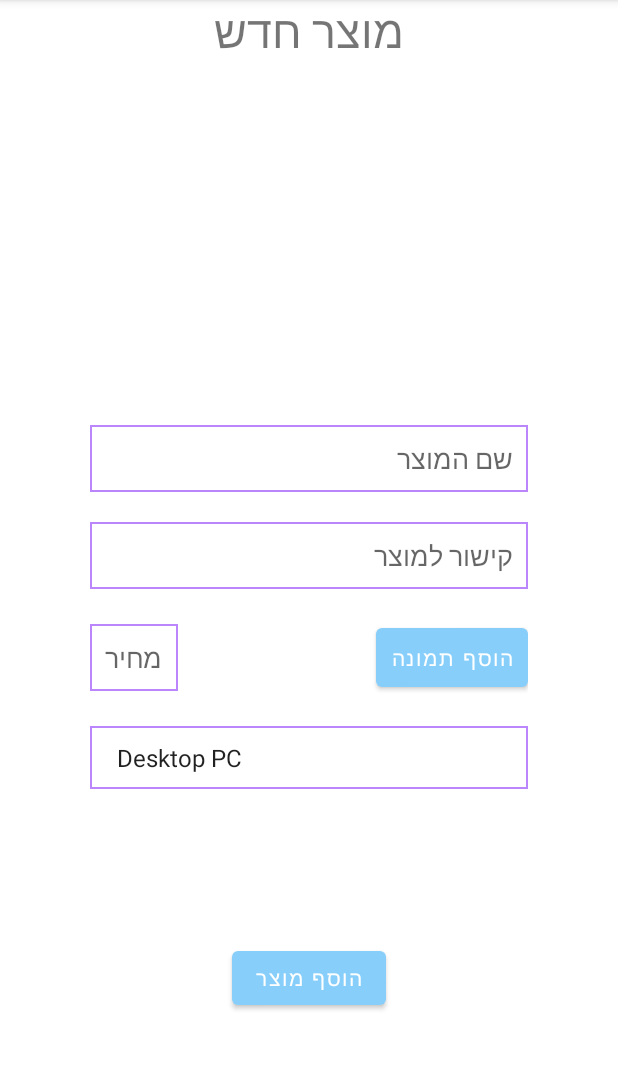
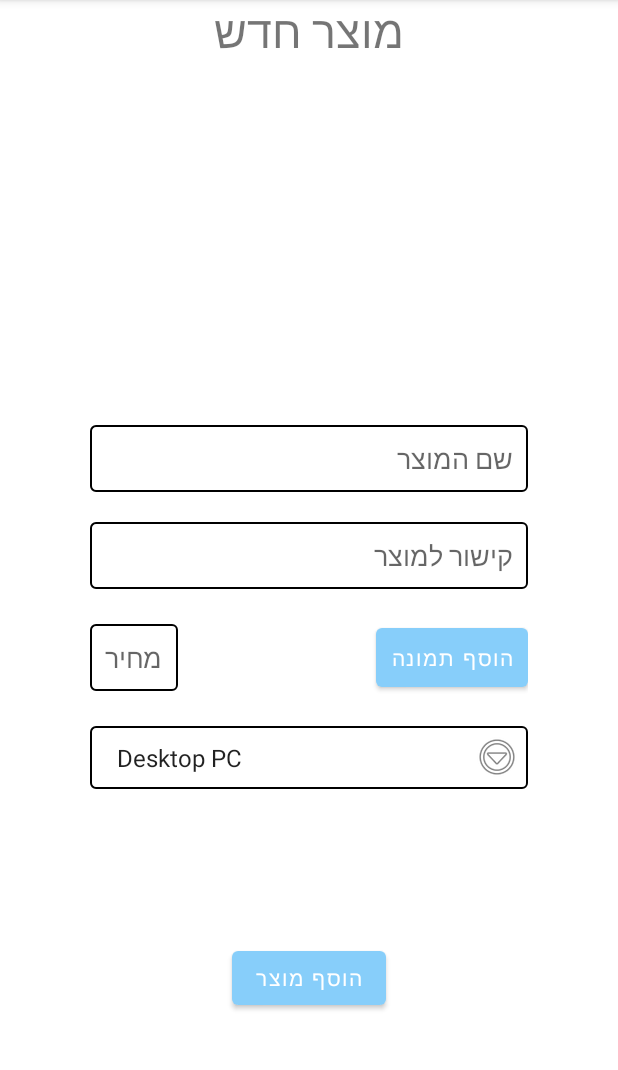
Before and after one commit to theshaked/PalSuggest, an Android app: the activity_add_product screen opened directly, with no data from a screen before it, on a phone screen of 412 x 824 dp, the part 84-1154 px from its top. Run offline under Robolectric (Android 15) with nearby library versions, the light colour scheme and no system bars.

Commit message:
Better Backgrounds Change.

```diff
--- /dev/null
+++ b/app/src/main/res/drawable/bg_dropdown.xml
@@ -0,0 +1,39 @@
+<?xml version="1.0" encoding="utf-8"?>
+<layer-list xmlns:android="http://schemas.android.com/apk/res/android"
+    android:layout_height="match_parent"
+    android:layout_width="match_parent">
+    <item>
+        <layer-list>
+            <item>
+                <shape>
+                    <stroke
+                        android:width="1dip"
+                        android:color="@color/black" />
+
+                    <corners android:radius="3dp" />
+
+                    <solid android:color="@android:color/transparent"></solid>
+
+
+                    <padding
+                        android:bottom="5.0dip"
+                        android:left="5.0dip"
+                        android:right="5.0dip"
+                        android:top="5.0dip" />
+                </shape>
+            </item>
+
+
+            <item>
+                <bitmap
+                    android:gravity="center_vertical|right"
+                    android:src="@android:drawable/ic_menu_more" />
+
+            </item>
+
+
+        </layer-list>
+
+
+    </item>
+</layer-list>
--- a/app/src/main/res/drawable/edit_text_background.xml
+++ b/app/src/main/res/drawable/edit_text_background.xml
@@ -1,6 +1,13 @@
 <?xml version="1.0" encoding="utf-8"?>
 <shape xmlns:android="http://schemas.android.com/apk/res/android">
     <stroke
-        android:width="1dp"
-        android:color="@color/purple_200"/>
+        android:width="1dip"
+        android:color="@color/black" />
+    <corners android:radius="3dp" />
+    <solid android:color="@android:color/transparent"></solid>
+    <padding
+        android:bottom="5.0dip"
+        android:left="5.0dip"
+        android:right="5.0dip"
+        android:top="5.0dip" />
 </shape>
--- a/app/src/main/res/layout/activity_add_product.xml
+++ b/app/src/main/res/layout/activity_add_product.xml
@@ -84,8 +84,8 @@
             android:layout_width="match_parent"
             android:layout_height="wrap_content"
             android:layout_margin="10dp"
-            android:background="@drawable/edit_text_background"
             android:fontFamily="sans-serif-condensed"
+            android:background="@drawable/bg_dropdown"
             android:hint="קטגורית המוצר"
             android:inputType="text|textCapSentences"
             android:padding="10dp" />
```
